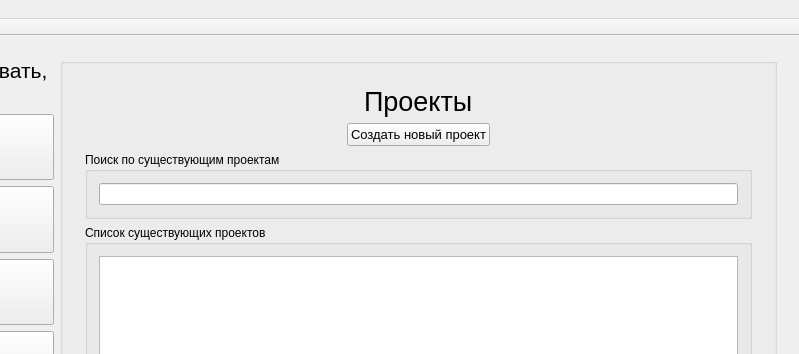
Qt form salary/salary.ui (a-mihaylov/salary) before a commit; both pictures show x 163 to 962 and y 0 to 354 of the 962 by 586 pixel window.
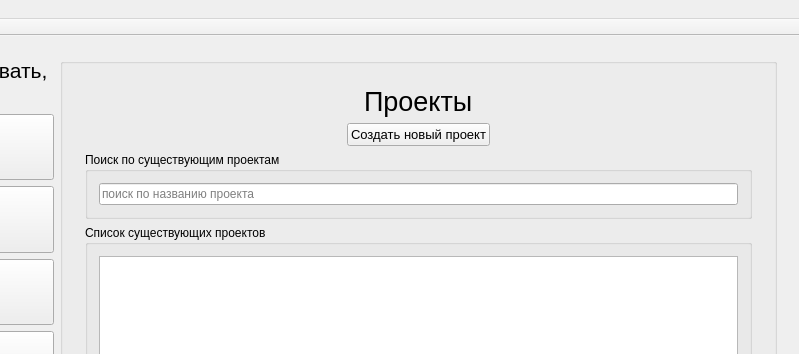
The same form after that commit. The open tabs and pages were chosen to show the change. Custom widgets are drawn as their Qt base class.

Commit message: Добавлены текстовые подсказки в поисковые строки

Patch:
```diff
--- a/salary/salary.ui
+++ b/salary/salary.ui
@@ -1158,7 +1158,11 @@
                  </property>
                  <layout class="QHBoxLayout" name="horizontalLayout_11">
                   <item>
-                   <widget class="QLineEdit" name="project_find_name"/>
+                   <widget class="QLineEdit" name="project_find_name">
+                    <property name="placeholderText">
+                     <string>поиск по названию проекта</string>
+                    </property>
+                   </widget>
                   </item>
                  </layout>
                 </widget>
```
Left out of the diff: 16 changed lines with no effect on the pictures.
